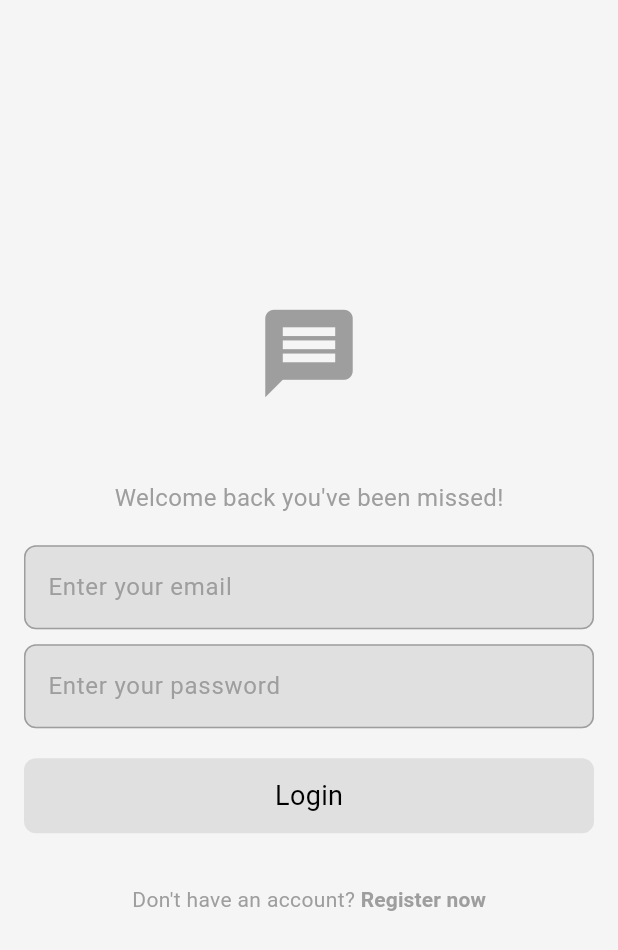
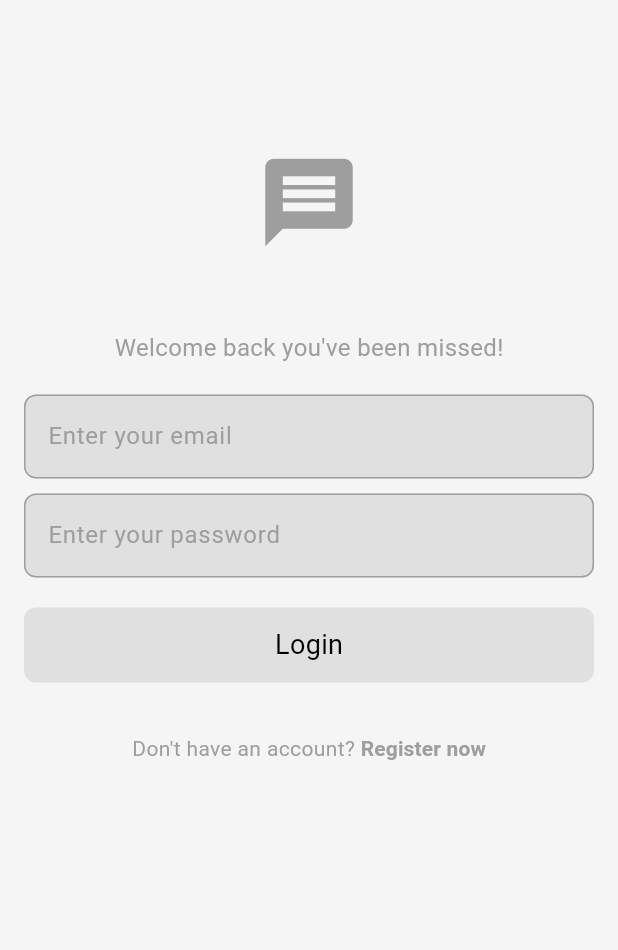
Before and after one commit to Hishamk99/ChatApp, a Flutter app: the screen it shows after launch, after a tap on "Register now", on a phone screen of 412 x 824 dp. Shown: the top 950 px of the screen. Run offline on Flutter 3.47's test engine with Material 3 defaults, Android fonts, the phone set to English and light mode, and no system bars; our stand-ins replace firebase_core, flutter_bloc; accounts and stored records are empty.

Commit message:
keyboard exception solved

```diff
--- a/lib/screens/login_page.dart
+++ b/lib/screens/login_page.dart
@@ -20,9 +20,12 @@ class _LoginPageState extends State<LoginPage> {
       padding: const EdgeInsets.symmetric(horizontal: 16),
       child: Form(
         key: formKey,
+        child: SingleChildScrollView(
           child: Column(
-          mainAxisAlignment: MainAxisAlignment.center,
             children: [
+              const SizedBox(
+                height: 100,
+              ),
               Icon(
                 Icons.message,
                 size: 70,
@@ -94,6 +97,7 @@ class _LoginPageState extends State<LoginPage> {
             ],
           ),
         ),
+      ),
     );
   }
 }
--- a/lib/screens/register_page.dart
+++ b/lib/screens/register_page.dart
@@ -21,9 +21,12 @@ class _RegisterPageState extends State<RegisterPage> {
       padding: const EdgeInsets.symmetric(horizontal: 16),
       child: Form(
         key: formKey,
+        child: SingleChildScrollView(
           child: Column(
-          mainAxisAlignment: MainAxisAlignment.center,
             children: [
+              const SizedBox(
+                height: 70,
+              ),
               Icon(
                 Icons.message,
                 size: 70,
@@ -105,6 +108,7 @@ class _RegisterPageState extends State<RegisterPage> {
             ],
           ),
         ),
+      ),
     );
   }
 }
```
Lines whose indentation alone changed are shown as unchanged.
